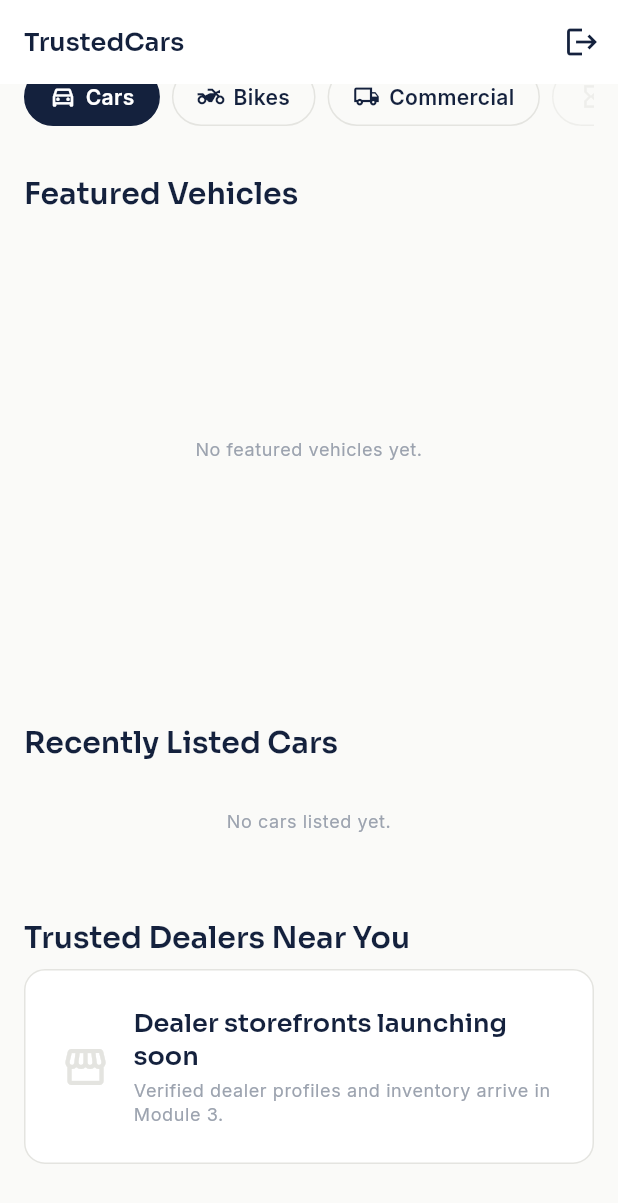
After one commit to mahicharaniinfotech/TrustedCars, a Flutter app: the HomeScreen screen opened by its route, scrolled down 143 dp, after a tap on "Cars", on a phone screen of 412 x 824 dp. The commit adds this screen. Shown: the top 1203 px of the screen. Run offline on Flutter 3.47's test engine with Material 3 defaults, Android fonts, the light colour scheme and no system bars; our stand-ins replace firebase_auth, firebase_core, flutter_riverpod, go_router, google_fonts, supabase_flutter; accounts and stored records are empty.

Commit message:
Sprint 2: Marketplace module - vehicles schema, brand/model portfolio, home screen

```diff
--- a/lib/core/config/supabase_config.dart
+++ b/lib/core/config/supabase_config.dart
@@ -25,6 +25,7 @@ abstract final class SupabaseConfig {
   static Future<void> init() async {
     await Supabase.initialize(
       url: projectUrl,
+      // ignore: deprecated_member_use
       anonKey: anonKey,
       accessToken: () async {
         return FirebaseAuth.instance.currentUser?.getIdToken();
--- a/lib/features/auth/utils/phone_utils.dart
+++ b/lib/features/auth/utils/phone_utils.dart
@@ -1,5 +1,6 @@
 /// KDMC — Phone number helpers
 ///
+// ignore: unintended_html_in_doc_comment
 /// Supabase Auth requires E.164 format (+<country code><number>, no
 /// spaces/dashes). Users just type their 10-digit number; we handle the
 /// +91 prefix here so this logic lives in exactly one place.
--- /dev/null
+++ b/lib/features/marketplace/data/vehicle_repository.dart
@@ -0,0 +1,59 @@
+import '../../../core/config/supabase_config.dart';
+import '../models/vehicle.dart';
+
+/// Reads vehicle listings. All queries here rely on the RLS policies from
+/// migration 004 -- "published" vehicles are visible to everyone (guests
+/// included, deliberately, for SEO), draft/removed only to their owner.
+class VehicleRepository {
+  /// Shared select shape: pulls in brand/model names, city, and images so
+  /// the UI never has to make N+1 queries per card.
+  static const _selectWithJoins = '''
+    id, account_id, category, variant, year, fuel_type, transmission,
+    km_driven, price, description, status, is_featured,
+    brands ( name ),
+    vehicle_models ( name ),
+    cities ( name ),
+    vehicle_images ( image_url, is_primary, sort_order )
+  ''';
+
+  Future<List<Vehicle>> getFeaturedVehicles({int limit = 10}) async {
+    final rows = await supabase
+        .from('vehicles')
+        .select(_selectWithJoins)
+        .eq('status', 'published')
+        .eq('is_featured', true)
+        .order('created_at', ascending: false)
+        .limit(limit);
+    return (rows as List).map((r) => Vehicle.fromMap(r as Map<String, dynamic>)).toList();
+  }
+
+  Future<List<Vehicle>> getRecentVehicles({int limit = 20}) async {
+    final rows = await supabase
+        .from('vehicles')
+        .select(_selectWithJoins)
+        .eq('status', 'published')
+        .order('created_at', ascending: false)
+        .limit(limit);
+    return (rows as List).map((r) => Vehicle.fromMap(r as Map<String, dynamic>)).toList();
+  }
+
+  Future<List<Vehicle>> getVehiclesByCategory(VehicleCategory category, {int limit = 20}) async {
+    final rows = await supabase
+        .from('vehicles')
+        .select(_selectWithJoins)
+        .eq('status', 'published')
+        .eq('category', category.name)
+        .order('created_at', ascending: false)
+        .limit(limit);
+    return (rows as List).map((r) => Vehicle.fromMap(r as Map<String, dynamic>)).toList();
+  }
+
+  Future<Vehicle?> getVehicleById(int id) async {
+    final row = await supabase
+        .from('vehicles')
+        .select(_selectWithJoins)
+        .eq('id', id)
+        .maybeSingle();
+    return row == null ? null : Vehicle.fromMap(row);
+  }
+}
--- /dev/null
+++ b/lib/features/marketplace/providers/category_filter_provider.dart
@@ -0,0 +1,19 @@
+import 'package:flutter_riverpod/flutter_riverpod.dart';
+import '../models/vehicle.dart';
+
+/// Which category tab is selected on the home screen. Cars by default --
+/// bikes/commercial are schema-ready (see migration 004's vehicle_category
+/// enum) but have no listings yet since Sell Vehicle (Sprint 5) isn't built.
+///
+/// Uses Riverpod 3's Notifier API rather than the legacy StateProvider
+/// (moved to package:flutter_riverpod/legacy.dart in 3.0 and discouraged
+/// going forward).
+class SelectedCategoryNotifier extends Notifier<VehicleCategory> {
+  @override
+  VehicleCategory build() => VehicleCategory.car;
+
+  void select(VehicleCategory category) => state = category;
+}
+
+final selectedCategoryProvider =
+    NotifierProvider<SelectedCategoryNotifier, VehicleCategory>(SelectedCategoryNotifier.new);
--- /dev/null
+++ b/lib/features/marketplace/providers/marketplace_providers.dart
@@ -0,0 +1,20 @@
+import 'package:flutter_riverpod/flutter_riverpod.dart';
+import '../data/vehicle_repository.dart';
+import '../models/vehicle.dart';
+
+final vehicleRepositoryProvider = Provider<VehicleRepository>((ref) => VehicleRepository());
+
+final featuredVehiclesProvider = FutureProvider<List<Vehicle>>((ref) {
+  return ref.watch(vehicleRepositoryProvider).getFeaturedVehicles();
+});
+
+final recentVehiclesProvider = FutureProvider<List<Vehicle>>((ref) {
+  return ref.watch(vehicleRepositoryProvider).getRecentVehicles();
+});
+
+/// Family provider -- one instance per category, so switching category
+/// tabs on the home screen doesn't refetch everything each time.
+final vehiclesByCategoryProvider =
+    FutureProvider.family<List<Vehicle>, VehicleCategory>((ref, category) {
+  return ref.watch(vehicleRepositoryProvider).getVehiclesByCategory(category);
+});
--- /dev/null
+++ b/lib/features/marketplace/screens/home_screen.dart
@@ -0,0 +1,285 @@
+import 'package:flutter/material.dart';
+import 'package:flutter_riverpod/flutter_riverpod.dart';
+import '../../../core/theme/app_dimensions.dart';
+import '../../../shared/widgets/vehicle_card.dart';
+import '../../auth/providers/auth_providers.dart';
+import '../models/vehicle.dart';
+import '../providers/category_filter_provider.dart';
+import '../providers/marketplace_providers.dart';
+import '../widgets/category_chip.dart';
+
+/// The real home screen -- Sprint 2. Replaces the placeholder dashboard
+/// that only existed to prove auth worked end-to-end.
+class HomeScreen extends ConsumerWidget {
+  const HomeScreen({super.key});
+
+  @override
+  Widget build(BuildContext context, WidgetRef ref) {
+    final account = ref.watch(currentAccountProvider).value;
+    final selectedCategory = ref.watch(selectedCategoryProvider);
+    final featured = ref.watch(featuredVehiclesProvider);
+    final categoryVehicles = ref.watch(vehiclesByCategoryProvider(selectedCategory));
+
+    return Scaffold(
+      appBar: AppBar(
+        title: Text('TrustedCars', style: Theme.of(context).textTheme.titleLarge),
+        actions: [
+          IconButton(
+            tooltip: 'Sign out',
+            icon: const Icon(Icons.logout),
+            onPressed: () => ref.read(authRepositoryProvider).signOut(),
+          ),
+        ],
+      ),
+      body: RefreshIndicator(
+        onRefresh: () async {
+          ref.invalidate(featuredVehiclesProvider);
+          ref.invalidate(vehiclesByCategoryProvider);
+        },
+        child: ListView(
+          padding: const EdgeInsets.all(AppSpacing.md),
+          children: [
+            if (account?.fullName != null && account!.fullName!.isNotEmpty)
+              Padding(
+                padding: const EdgeInsets.only(bottom: AppSpacing.sm),
+                child: Text(
+                  'Hi ${account.fullName!.split(' ').first}, find your next vehicle',
+                  style: Theme.of(context).textTheme.bodyMedium,
+                ),
+              ),
+
+            _SearchBarStub(),
+            const SizedBox(height: AppSpacing.lg),
+
+            Text('Browse by', style: Theme.of(context).textTheme.headlineMedium),
+            const SizedBox(height: AppSpacing.sm),
+            SingleChildScrollView(
+              scrollDirection: Axis.horizontal,
+              child: Row(
+                children: [
+                  CategoryChip(
+                    label: 'Cars',
+                    icon: Icons.directions_car_outlined,
+                    isSelected: selectedCategory == VehicleCategory.car,
+                    onTap: () => ref.read(selectedCategoryProvider.notifier).select(VehicleCategory.car),
+                  ),
+                  const SizedBox(width: AppSpacing.sm),
+                  CategoryChip(
+                    label: 'Bikes',
+                    icon: Icons.two_wheeler_outlined,
+                    isSelected: selectedCategory == VehicleCategory.bike,
+                    onTap: () => ref.read(selectedCategoryProvider.notifier).select(VehicleCategory.bike),
+                  ),
+                  const SizedBox(width: AppSpacing.sm),
+                  CategoryChip(
+                    label: 'Commercial',
+                    icon: Icons.local_shipping_outlined,
+                    isSelected: selectedCategory == VehicleCategory.commercial,
+                    onTap: () =>
+                        ref.read(selectedCategoryProvider.notifier).select(VehicleCategory.commercial),
+                  ),
+                  const SizedBox(width: AppSpacing.sm),
+                  const CategoryChip(
+                    label: 'Coming Soon',
+                    icon: Icons.hourglass_empty,
+                    isSelected: false,
+                    enabled: false,
+                  ),
+                ],
+              ),
+            ),
+
+            const SizedBox(height: AppSpacing.xl),
+            Text('Featured Vehicles', style: Theme.of(context).textTheme.headlineMedium),
+            const SizedBox(height: AppSpacing.sm),
+            SizedBox(
+              height: 300,
+              child: featured.when(
+                data: (vehicles) => vehicles.isEmpty
+                    ? const _EmptyState(message: 'No featured vehicles yet.')
+                    : ListView.separated(
+                        scrollDirection: Axis.horizontal,
+                        itemCount: vehicles.length,
+                        // ignore: unnecessary_underscores
+                        separatorBuilder: (_, __) => const SizedBox(width: AppSpacing.sm),
+                        itemBuilder: (context, i) => SizedBox(
+                          width: 260,
+                          child: _VehicleCardFromModel(vehicle: vehicles[i]),
+                        ),
+                      ),
+                loading: () => const Center(child: CircularProgressIndicator()),
+                error: (e, _) => _EmptyState(message: 'Could not load featured vehicles: $e'),
+              ),
+            ),
+
+            const SizedBox(height: AppSpacing.xl),
+            Text(
+              'Recently Listed ${_categoryLabel(selectedCategory)}',
+              style: Theme.of(context).textTheme.headlineMedium,
+            ),
+            const SizedBox(height: AppSpacing.sm),
+            categoryVehicles.when(
+              data: (vehicles) => vehicles.isEmpty
+                  ? _EmptyState(message: 'No ${_categoryLabel(selectedCategory).toLowerCase()} listed yet.')
+                  : LayoutBuilder(
+                      builder: (context, constraints) {
+                        final columns = (constraints.maxWidth / 280).floor().clamp(1, 4);
+                        return GridView.builder(
+                          shrinkWrap: true,
+                          physics: const NeverScrollableScrollPhysics(),
+                          itemCount: vehicles.length,
+                          gridDelegate: SliverGridDelegateWithFixedCrossAxisCount(
+                            crossAxisCount: columns,
+                            mainAxisSpacing: AppSpacing.sm,
+                            crossAxisSpacing: AppSpacing.sm,
+                            childAspectRatio: 0.72,
+                          ),
+                          itemBuilder: (context, i) => _VehicleCardFromModel(vehicle: vehicles[i]),
+                        );
+                      },
+                    ),
+              loading: () => const Padding(
+                padding: EdgeInsets.symmetric(vertical: AppSpacing.xl),
+                child: Center(child: CircularProgressIndicator()),
+              ),
+              error: (e, _) => _EmptyState(message: 'Could not load listings: $e'),
+            ),
+
+            const SizedBox(height: AppSpacing.xl),
+            Text('Trusted Dealers Near You', style: Theme.of(context).textTheme.headlineMedium),
+            const SizedBox(height: AppSpacing.sm),
+            const _DealerSectionPlaceholder(),
+            const SizedBox(height: AppSpacing.xl),
+          ],
+        ),
+      ),
+    );
+  }
+
+  String _categoryLabel(VehicleCategory category) {
+    switch (category) {
+      case VehicleCategory.car:
+        return 'Cars';
+      case VehicleCategory.bike:
+        return 'Bikes';
+      case VehicleCategory.commercial:
+        return 'Commercial Vehicles';
+    }
+  }
+}
+
+/// Bridges the Vehicle model to VehicleCard's individual named parameters.
+/// Falls back to a placeholder image since Sell Vehicle (Sprint 5) --
+/// which is what actually uploads real photos -- doesn't exist yet.
+class _VehicleCardFromModel extends StatelessWidget {
+  const _VehicleCardFromModel({required this.vehicle});
+
+  final Vehicle vehicle;
+
+  @override
+  Widget build(BuildContext context) {
+    return VehicleCard(
+      imageUrl: vehicle.primaryImageUrl ??
+          'https://images.unsplash.com/photo-1552519507-da3b142c6e3d',
+      title: vehicle.title,
+      price: vehicle.formattedPrice,
+      year: '${vehicle.year}',
+      km: vehicle.formattedKm.replaceAll(' km', ''),
+      fuel: vehicle.fuelLabel,
+      location: vehicle.cityName ?? 'India',
+      verified: true,
+      onTap: () {
+        // Vehicle detail screen lands in Sprint 4.
+      },
+    );
+  }
+}
+
+class _SearchBarStub extends StatelessWidget {
+  @override
+  Widget build(BuildContext context) {
+    return Material(
+      color: Theme.of(context).colorScheme.surface,
+      borderRadius: AppRadius.smAll,
+      child: InkWell(
+        borderRadius: AppRadius.smAll,
+        onTap: () {
+          ScaffoldMessenger.of(context).showSnackBar(
+            const SnackBar(content: Text('Search arrives in Sprint 3')),
+          );
+        },
+        child: Container(
+          padding: const EdgeInsets.symmetric(horizontal: AppSpacing.md, vertical: AppSpacing.md),
+          decoration: BoxDecoration(
+            color: Theme.of(context).colorScheme.surface,
+            borderRadius: AppRadius.smAll,
+            border: Border.all(color: Theme.of(context).colorScheme.outline),
+          ),
+          child: Row(
+            children: [
+              Icon(Icons.search, color: Theme.of(context).colorScheme.outline),
+              const SizedBox(width: AppSpacing.sm),
+              Text('Search cars, bikes, brands...', style: Theme.of(context).textTheme.bodyMedium),
+            ],
+          ),
+        ),
+      ),
+    );
+  }
+}
+
+class _DealerSectionPlaceholder extends StatelessWidget {
+  const _DealerSectionPlaceholder();
+
+  @override
+  Widget build(BuildContext context) {
+    final theme = Theme.of(context);
+    return Container(
+      padding: const EdgeInsets.all(AppSpacing.lg),
+      decoration: BoxDecoration(
+        color: theme.colorScheme.surface,
+        borderRadius: AppRadius.mdAll,
+        border: Border.all(color: theme.colorScheme.outline),
+      ),
+      child: Row(
+        children: [
+          Icon(Icons.storefront_outlined, color: theme.colorScheme.outline, size: 32),
+          const SizedBox(width: AppSpacing.md),
+          Expanded(
+            child: Column(
+              crossAxisAlignment: CrossAxisAlignment.start,
+              children: [
+                Text('Dealer storefronts launching soon', style: theme.textTheme.titleLarge),
+                const SizedBox(height: 4),
+                Text(
+                  'Verified dealer profiles and inventory arrive in Module 3.',
+                  style: theme.textTheme.bodySmall,
+                ),
+              ],
+            ),
+          ),
+        ],
+      ),
+    );
+  }
+}
+
+class _EmptyState extends StatelessWidget {
+  const _EmptyState({required this.message});
+
+  final String message;
+
+  @override
+  Widget build(BuildContext context) {
+    return Center(
+      child: Padding(
+        padding: const EdgeInsets.symmetric(vertical: AppSpacing.lg),
+        child: Text(
+          message,
+          style: Theme.of(context).textTheme.bodySmall,
+          textAlign: TextAlign.center,
+        ),
+      ),
+    );
+  }
+}
--- /dev/null
+++ b/lib/features/marketplace/widgets/category_chip.dart
@@ -0,0 +1,66 @@
+import 'package:flutter/material.dart';
+import '../../../core/theme/app_dimensions.dart';
+
+/// A single "Browse by" category pill on the home screen (Cars / Bikes /
+/// Commercial / Coming Soon). Kept as its own widget for the same reason
+/// as VehicleCard -- one definition, used wherever category selection
+/// shows up (home screen now, search filters later).
+class CategoryChip extends StatelessWidget {
+  const CategoryChip({
+    super.key,
+    required this.label,
+    required this.icon,
+    required this.isSelected,
+    this.onTap,
+    this.enabled = true,
+  });
+
+  final String label;
+  final IconData icon;
+  final bool isSelected;
+  final VoidCallback? onTap;
+  final bool enabled;
+
+  @override
+  Widget build(BuildContext context) {
+    final theme = Theme.of(context);
+
+    final foreground = !enabled
+        ? theme.colorScheme.outline
+        : isSelected
+            ? Colors.white
+            : theme.colorScheme.primary;
+
+    return Opacity(
+      opacity: enabled ? 1.0 : 0.5,
+      child: InkWell(
+        onTap: enabled ? onTap : null,
+        borderRadius: AppRadius.pillAll,
+        child: Container(
+          padding: const EdgeInsets.symmetric(horizontal: AppSpacing.md, vertical: AppSpacing.sm),
+          decoration: BoxDecoration(
+            color: isSelected ? theme.colorScheme.primary : Colors.transparent,
+            borderRadius: AppRadius.pillAll,
+            border: Border.all(
+              color: isSelected ? theme.colorScheme.primary : theme.colorScheme.outline,
+            ),
+          ),
+          child: Row(
+            mainAxisSize: MainAxisSize.min,
+            children: [
+              Icon(icon, size: 18, color: foreground),
+              const SizedBox(width: 6),
+              Text(
+                label,
+                style: theme.textTheme.bodyMedium?.copyWith(
+                  color: foreground,
+                  fontWeight: FontWeight.w600,
+                ),
+              ),
+            ],
+          ),
+        ),
+      ),
+    );
+  }
+}
```
Also changed, not shown: lib/core/router/app_router.dart (+12 -3 lines), lib/features/auth/widgets/role_toggle.dart (+26 -6 lines), lib/features/marketplace/models/vehicle.dart (added, +103 -0 lines).
